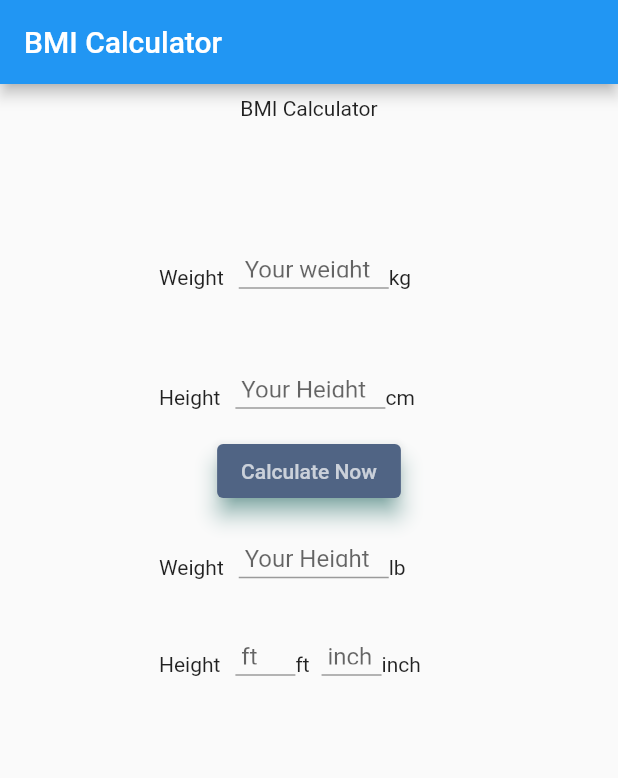
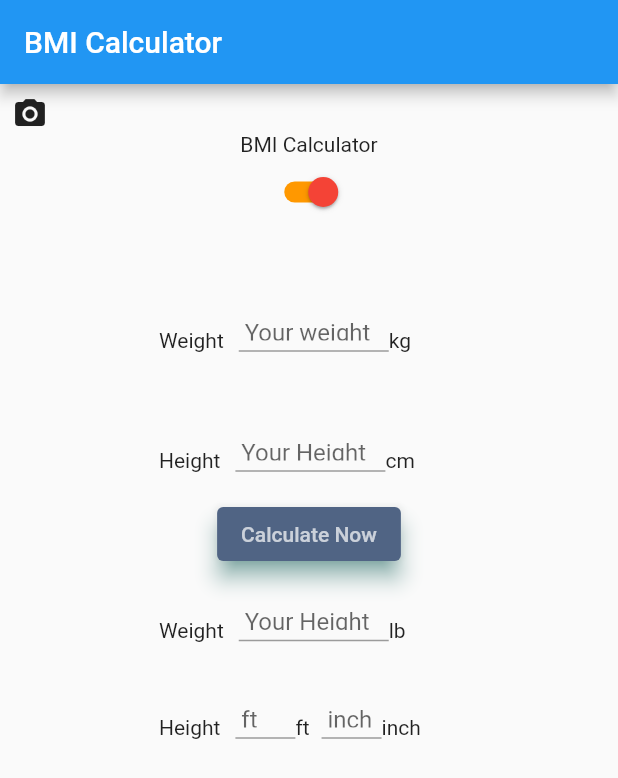
Before and after one commit to walidwazini/Flutter-BMICalculator-2, a Flutter app: the screen it shows after launch, on a phone screen of 412 x 824 dp. Shown: the top 778 px of the screen. Run offline on Flutter 3.47's test engine with Material 2 defaults, Android fonts, the phone set to English and light mode, and no system bars.

Commit message:
switch widget

```diff
--- a/lib/widgets/home.dart
+++ b/lib/widgets/home.dart
@@ -1,3 +1,6 @@
+import 'package:bmi_calculator_2/widgets/metric.dart';
+import 'package:bmi_calculator_2/widgets/test1.dart';
+import 'package:bmi_calculator_2/widgets/test2.dart';
 import 'package:flutter/material.dart';
 import 'package:flutter/services.dart';
 
@@ -15,6 +18,8 @@ class _CalculationPageState extends State<CalculationPage> {
   var heightImpr1 = 'ft';
   var heightImpr2 = 'inch';
 
+  bool selection = true;
+
   @override
   Widget build(BuildContext context) {
     return Scaffold(
@@ -26,72 +31,15 @@ class _CalculationPageState extends State<CalculationPage> {
         child: Center(
           child: Column(
             children: [
+              Row(
+                children: [ selection ? Test2() : Test1()],
+              ),
               Text('BMI Calculator'),
+              buildSwitch123(),
               SizedBox(
                 height: 50,
               ),
-              SizedBox(
-                height: 30,
-              ),
-
-              // -----------   Weight Metrics
-              SizedBox(
-                width: 200,
-                height: 50,
-                child: Row(
-                  children: [
-                    Text('Weight'),
-                    SizedBox(
-                      width: 10,
-                    ),
-                    SizedBox(
-                      width: 100,
-                      height: 15,
-                      child: TextField(
-                        decoration: InputDecoration(
-                          hintText: ' Your weight',
-                        ),
-                        keyboardType: TextInputType.number,
-                        inputFormatters: [
-                          FilteringTextInputFormatter.digitsOnly
-                        ],
-                      ),
-                    ),
-                    Text(weightMetric),
-                  ],
-                ),
-              ),
-              SizedBox(
-                height: 30,
-              ),
-
-              // -----------   Height Metrics
-              SizedBox(
-                width: 200,
-                height: 50,
-                child: Row(
-                  children: [
-                    Text('Height'),
-                    SizedBox(
-                      width: 10,
-                    ),
-                    SizedBox(
-                      width: 100,
-                      height: 15,
-                      child: TextField(
-                        decoration: InputDecoration(
-                          hintText: ' Your Height',
-                        ),
-                        keyboardType: TextInputType.number,
-                        inputFormatters: [
-                          FilteringTextInputFormatter.digitsOnly
-                        ],
-                      ),
-                    ),
-                    Text(heightMetric),
-                  ],
-                ),
-              ),
+              MetricCard(),
               ElevatedButton(
                   style: ElevatedButton.styleFrom(
                     primary: Color.fromRGBO(80, 100, 900, 1),
@@ -176,11 +124,21 @@ class _CalculationPageState extends State<CalculationPage> {
                   ],
                 ),
               ),
-
             ],
           ),
         ),
       ),
     );
   }
+
+  Widget buildSwitch123()=> Transform.scale(
+      scale: 1,
+      child: Switch.adaptive(
+          thumbColor: MaterialStateProperty.all(Colors.red),
+          trackColor: MaterialStateProperty.all(Colors.orange),
+          value: selection,
+          onChanged: (value) => setState(() => this.selection = value)
+      ),
+    );
+
 }
--- /dev/null
+++ b/lib/widgets/metric.dart
@@ -0,0 +1,55 @@
+import 'package:flutter/material.dart';
+import 'package:flutter/services.dart';
+
+class MetricCard extends StatefulWidget {
+  const MetricCard({Key? key}) : super(key: key);
+
+  @override
+  _MetricCardState createState() => _MetricCardState();
+}
+
+class _MetricCardState extends State<MetricCard> {
+  var weightMetric = 'kg';
+  var heightMetric = 'cm';
+
+  @override
+  Widget build(BuildContext context) {
+    return Container( child: Column( children: [
+      SizedBox(width: 200, height: 50,
+        child: Row(children: [
+            Text('Weight'),
+            SizedBox(width: 10,),
+            SizedBox(
+              width: 100, height: 15,
+              child: TextField(
+                decoration: InputDecoration(hintText: ' Your weight',),
+                keyboardType: TextInputType.number,
+                inputFormatters: [FilteringTextInputFormatter.digitsOnly],
+              ),
+            ),
+            Text(weightMetric),
+          ],
+        ),
+      ),
+      SizedBox(height: 30,),
+      SizedBox( width: 200, height: 50,
+        child: Row(
+          children: [
+            Text('Height'),
+            SizedBox(width: 10,),
+            SizedBox(
+              width: 100, height: 15,
+              child: TextField(
+                decoration: InputDecoration(hintText: ' Your Height',),
+                keyboardType: TextInputType.number,
+                inputFormatters: [FilteringTextInputFormatter.digitsOnly],
+              ),
+            ),
+            Text(heightMetric),
+          ],
+        ),
+      ),
+    ],),
+    );
+  }
+}
--- /dev/null
+++ b/lib/widgets/test1.dart
@@ -0,0 +1,10 @@
+import 'package:flutter/material.dart';
+
+class Test1 extends StatelessWidget {
+  const Test1({Key? key}) : super(key: key);
+
+  @override
+  Widget build(BuildContext context) {
+    return Icon(Icons.attach_file);
+  }
+}
--- /dev/null
+++ b/lib/widgets/test2.dart
@@ -0,0 +1,10 @@
+import 'package:flutter/material.dart';
+
+class Test2 extends StatelessWidget {
+  const Test2({Key? key}) : super(key: key);
+
+  @override
+  Widget build(BuildContext context) {
+    return Icon(Icons.camera_alt);
+  }
+}
```
Also changed, not shown: lib/widgets/imperial.dart (added).
